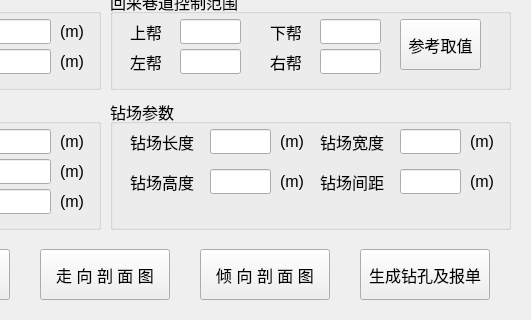
wyrover/cbm, file python/cbm/uifiles/gas_design_p1_1_dlg.ui: the form before one commit; both pictures show x 330 to 861 and y 141 to 461 of the 861 by 461 pixel window.
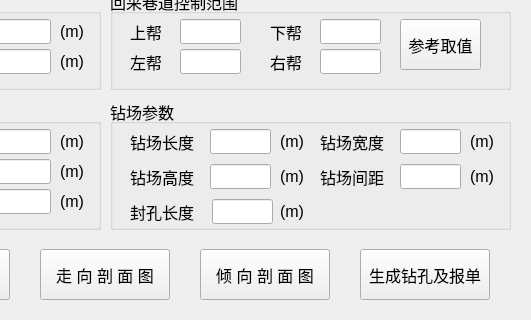
The form after the commit. Icons and pictures are not drawn.

Commit message: 1、掘进面抽采设计design_drilling_technology以及工作面抽采设计design_work_surf_technology增加一个“封孔长度”close_length字段 2、相应的代码同步更新（thrift、报表模板等）

Patch:
```diff
--- a/python/cbm/uifiles/gas_design_p1_1_dlg.ui
+++ b/python/cbm/uifiles/gas_design_p1_1_dlg.ui
@@ -113,7 +113,7 @@
      <property name="geometry">
       <rect>
        <x>290</x>
-       <y>70</y>
+       <y>65</y>
        <width>61</width>
        <height>25</height>
       </rect>
@@ -128,7 +128,7 @@
      <property name="geometry">
       <rect>
        <x>20</x>
-       <y>70</y>
+       <y>65</y>
        <width>71</width>
        <height>25</height>
       </rect>
@@ -146,7 +146,7 @@
      <property name="geometry">
       <rect>
        <x>210</x>
-       <y>70</y>
+       <y>65</y>
        <width>71</width>
        <height>25</height>
       </rect>
@@ -164,7 +164,7 @@
      <property name="geometry">
       <rect>
        <x>100</x>
-       <y>70</y>
+       <y>65</y>
        <width>61</width>
        <height>25</height>
       </rect>
@@ -205,7 +205,7 @@
      <property name="geometry">
       <rect>
        <x>170</x>
-       <y>70</y>
+       <y>65</y>
        <width>31</width>
        <height>25</height>
       </rect>
@@ -218,7 +218,7 @@
      <property name="geometry">
       <rect>
        <x>360</x>
-       <y>70</y>
+       <y>65</y>
        <width>31</width>
        <height>25</height>
       </rect>
@@ -227,6 +227,52 @@
       <string>(m)</string>
      </property>
     </widget>
+    <widget class="QLabel" name="label_38">
+     <property name="geometry">
+      <rect>
+       <x>170</x>
+       <y>100</y>
+       <width>31</width>
+       <height>25</height>
+      </rect>
+     </property>
+     <property name="text">
+      <string>(m)</string>
+     </property>
+    </widget>
+    <widget class="QLineEdit" name="close_length">
+     <property name="geometry">
+      <rect>
+       <x>102</x>
+       <y>100</y>
+       <width>61</width>
+       <height>25</height>
+      </rect>
+     </property>
+     <property name="font">
+      <font>
+       <pointsize>12</pointsize>
+      </font>
+     </property>
+    </widget>
+    <widget class="QLabel" name="label_37">
+     <property name="geometry">
+      <rect>
+       <x>20</x>
+       <y>100</y>
+       <width>71</width>
+       <height>25</height>
+      </rect>
+     </property>
+     <property name="font">
+      <font>
+       <pointsize>12</pointsize>
+      </font>
+     </property>
+     <property name="text">
+      <string>封孔长度</string>
+     </property>
+    </widget>
    </widget>
    <widget class="QGroupBox" name="groupBox_5">
     <property name="geometry">
```
The commit also changes 24 other files.
